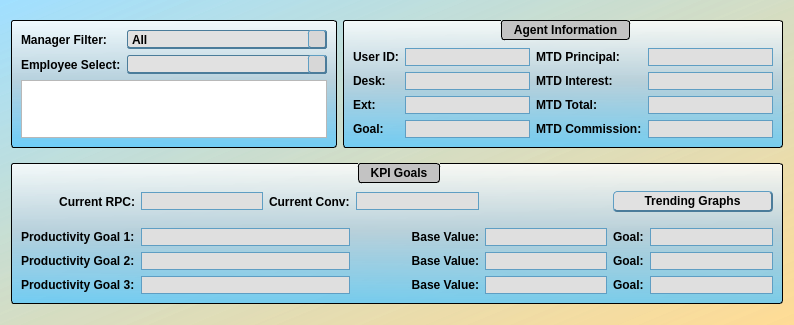
First picture: the form in agent_details.ui, repository jakesb27/Manager_KPI_Tracker, before the edit.
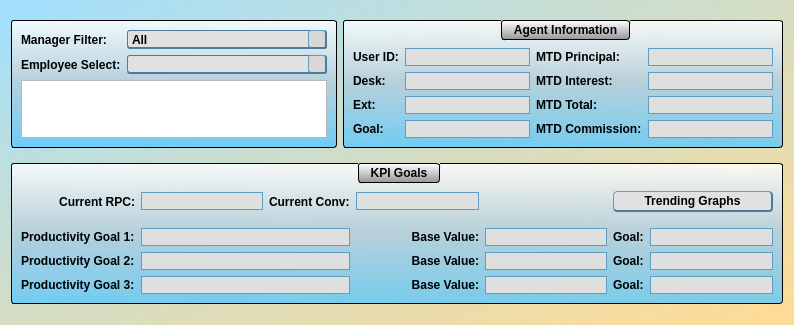
Second picture: the form after the edit. Icons and pictures are not drawn.

```diff
--- a/agent_details.ui
+++ b/agent_details.ui
@@ -35,7 +35,7 @@
 	font-weight: bold;
 }
 QGroupBox::title{
-	background-color: rgb(195, 195, 195);
+	background-color: qlineargradient(spread:pad, x1:0.50035, y1:1, x2:0.5, y2:0, stop:0 rgba(151, 151, 151, 255), stop:1 rgba(255, 255, 255, 255));
 	border: 1px solid black;
 	border-radius: 3px;
 	padding: 2 10px;
```
Left out of the diff: 2 changed lines with no effect on the pictures.
